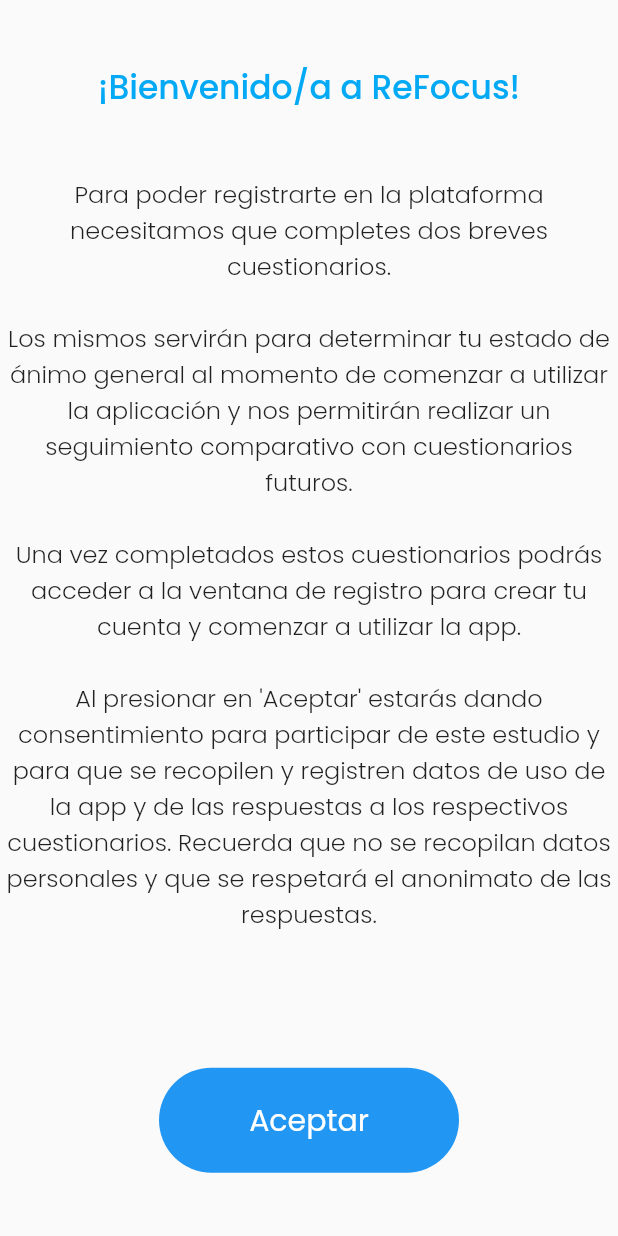
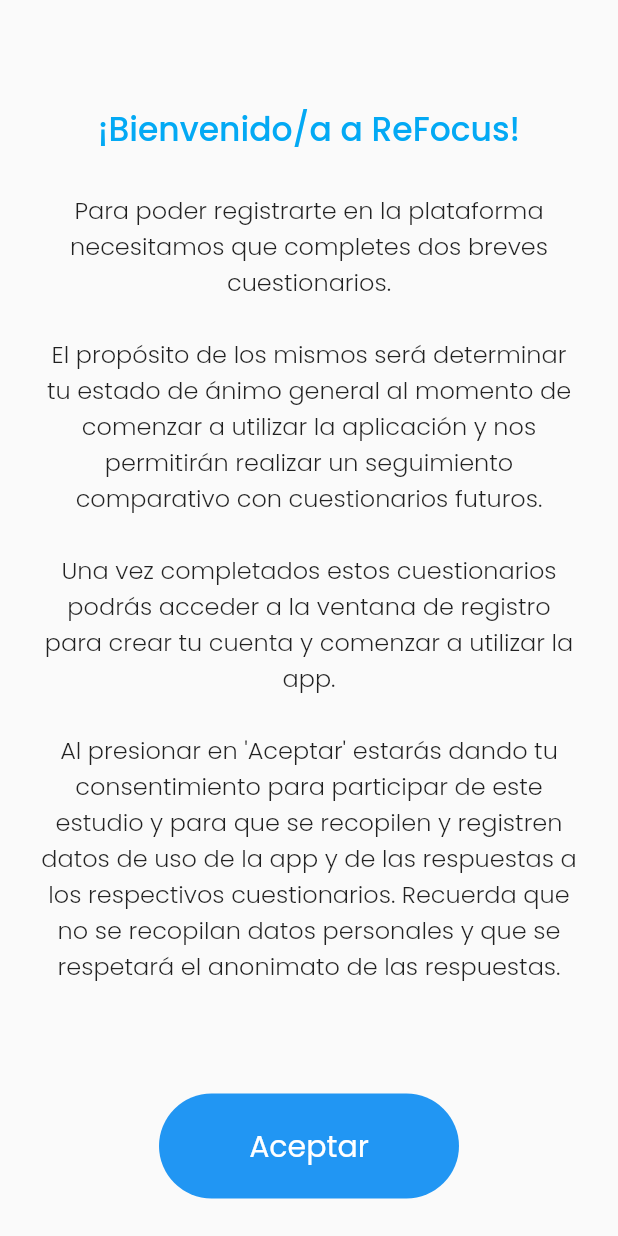
Before and after one commit to AnuTor/refocus-app, a Flutter app: the IntroWelcome screen opened by its route, on a phone screen of 412 x 824 dp. Run offline on Flutter 3.47's test engine with Material 2 defaults, Android fonts, the light colour scheme and no system bars; our stand-ins replace assets_audio_player, cloud_firestore, firebase_auth, firebase_core, modal_bottom_sheet, sleek_circular_slider; accounts and stored records are empty.

Commit message:
update pantalla principal

```diff
--- a/lib/screens/intro_welcome.dart
+++ b/lib/screens/intro_welcome.dart
@@ -3,7 +3,7 @@
 
 class IntroWelcome extends StatefulWidget {
   static const routeName = '/intro-welcome';
-  const IntroWelcome({super.key});
+  const IntroWelcome({Key? key}) : super(key: key);
 
   @override
   State<IntroWelcome> createState() => _IntroWelcomeState();
@@ -13,10 +13,13 @@
   @override
   Widget build(BuildContext context) {
     return Scaffold(
-      body: Column(
+      body: Padding(
+        padding: const EdgeInsets.symmetric(horizontal: 25.0),
+        child: Column(
             crossAxisAlignment: CrossAxisAlignment.center,
             mainAxisAlignment: MainAxisAlignment.spaceEvenly,
             children: <Widget>[
+              const SizedBox(height: 20),
               Text(
                 '¡Bienvenido/a a ReFocus!',
                 style: Theme.of(context).textTheme.titleLarge,
@@ -24,9 +27,9 @@
               ),
               Text(
                 'Para poder registrarte en la plataforma necesitamos que completes dos breves cuestionarios.\n\n'
-              'Los mismos servirán para determinar tu estado de ánimo general al momento de comenzar a utilizar la aplicación y nos permitirán realizar un seguimiento comparativo con cuestionarios futuros.\n\n'
+                'El propósito de los mismos será determinar tu estado de ánimo general al momento de comenzar a utilizar la aplicación y nos permitirán realizar un seguimiento comparativo con cuestionarios futuros.\n\n'
                 'Una vez completados estos cuestionarios podrás acceder a la ventana de registro para crear tu cuenta y comenzar a utilizar la app.\n\n'
-              'Al presionar en \'Aceptar\' estarás dando consentimiento para participar de este estudio y para que se recopilen y registren datos de uso de la app y de las respuestas a los respectivos cuestionarios. Recuerda que no se recopilan datos personales y que se respetará el anonimato de las respuestas.\n\n',
+                'Al presionar en \'Aceptar\' estarás dando tu consentimiento para participar de este estudio y para que se recopilen y registren datos de uso de la app y de las respuestas a los respectivos cuestionarios. Recuerda que no se recopilan datos personales y que se respetará el anonimato de las respuestas.\n\n',
                 style: Theme.of(context).textTheme.bodyLarge,
                 textAlign: TextAlign.center,
               ),
@@ -51,6 +54,7 @@
                 ),
               ),
             ]),
+      ),
     );
   }
 }
```
Also changed, not shown: lib/screens/main_screen.dart (+50 -11 lines), assets/images/choque.png (added), assets/images/time.png (added). Lines whose indentation alone changed are shown as unchanged.
